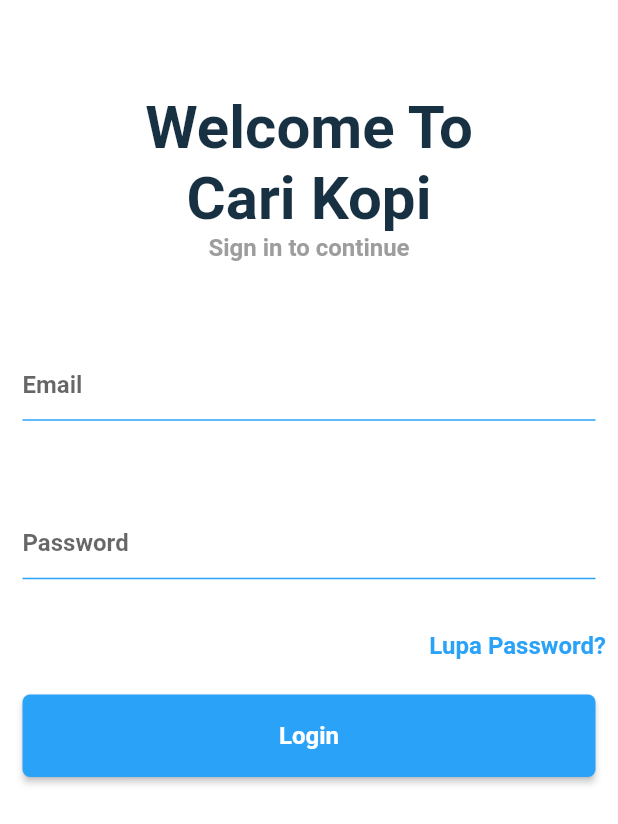
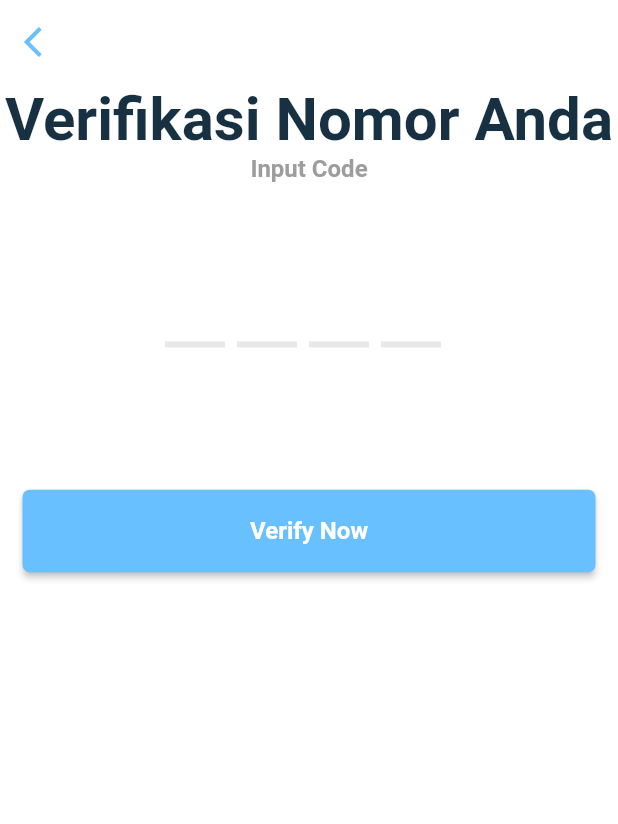
Before and after one commit to Abrarzhila/cari_kopi, a Flutter app: the LoginView screen opened directly, after a tap on "Login", on a phone screen of 412 x 824 dp. Shown: the top 824 px of the screen. Run offline on Flutter 3.47's test engine with Material 2 defaults, Android fonts, the light colour scheme and no system bars; drawn by our look-alikes of flutter_otp_text_field.

Commit message:
first commit

```diff
--- a/lib/common/color_extenstion.dart
+++ b/lib/common/color_extenstion.dart
@@ -1,7 +1,7 @@
 import 'package:flutter/material.dart';
 
 class TColor {
-  static Color get primary => Color.fromARGB(255, 42, 162, 248);
+  static Color get primary => Color.fromARGB(255, 104, 192, 255);
   static Color get primaryText => const Color(0xffffffff);
 
   static Color get secondary => const Color(0xff173143);
--- a/lib/common_widget/line_textfield.dart
+++ b/lib/common_widget/line_textfield.dart
@@ -5,8 +5,9 @@ class LineTextField extends StatelessWidget {
   final TextEditingController controller;
   final String hitText;
    final bool obscureText;
+   final TextInputType? keyboardType;
   const LineTextField(
-      {super.key, required this.hitText, required this.controller, this.obscureText = false});
+      {super.key, required this.hitText, required this.controller, this.obscureText = false, this.keyboardType});
 
   @override
   Widget build(BuildContext context) {
@@ -14,6 +15,7 @@ class LineTextField extends StatelessWidget {
       padding: const EdgeInsets.symmetric(horizontal: 15),
       child: TextField(
         controller: controller,
+        keyboardType: keyboardType,
         obscureText: obscureText,
         style: const TextStyle(fontSize: 16, fontWeight: FontWeight.w700),
         decoration: InputDecoration(
--- a/lib/view/login/login_view.dart
+++ b/lib/view/login/login_view.dart
@@ -1,7 +1,11 @@
+import 'package:cari_kopi_1/common/extenstion.dart';
 import 'package:cari_kopi_1/common_widget/line_textfield.dart';
 import 'package:cari_kopi_1/common_widget/round_button.dart';
+import 'package:cari_kopi_1/view/login/signup_view.dart';
 import 'package:flutter/material.dart';
 import 'package:cari_kopi_1/common/color_extenstion.dart';
+import 'package:cari_kopi_1/view/login/forgot_password_view.dart';
+import 'package:cari_kopi_1/view/login/otp_view.dart';
 
 class LoginView extends StatefulWidget {
   const LoginView({super.key});
@@ -51,6 +55,7 @@ class _LoginViewState extends State<LoginView> {
                 LineTextField(
                   controller: txtEmail,
                   hitText: "Email",
+                  keyboardType: TextInputType.emailAddress,
                 ),
                 SizedBox(
                   height: media.width * 0.14,
@@ -67,7 +72,14 @@ class _LoginViewState extends State<LoginView> {
                   mainAxisAlignment: MainAxisAlignment.end,
                   children: [
                     TextButton(
-                      onPressed: () {},
+                      onPressed: () async {
+                        await Navigator.push(
+                            context,
+                            MaterialPageRoute(
+                                builder: (context) =>
+                                    const ForgetPasswordView()));
+                        endEditing();
+                      },
                       child: Text(
                         "Lupa Password?",
                         textAlign: TextAlign.center,
@@ -84,9 +96,51 @@ class _LoginViewState extends State<LoginView> {
                 ),
                 RoundButton(
                   title: "Login",
-                  onPressed: () {},
+                  onPressed: () async {
+                    await Navigator.push(
+                        context,
+                        MaterialPageRoute(
+                            builder: (context) => const Otp_View()));
+                    endEditing();
+                  },
                   type: RoundButtonType.primary,
-                )
+                ),
+                SizedBox(
+                  height: media.width * 0.05,
+                ),
+                Row(
+                  mainAxisAlignment: MainAxisAlignment.center,
+                  children: [
+                    Text(
+                      "Belum Punya Akun?",
+                      textAlign: TextAlign.center,
+                      style: TextStyle(
+                          color: TColor.gray,
+                          fontSize: 16,
+                          fontWeight: FontWeight.w700),
+                    ),
+                    const SizedBox(
+                      width: 3.5,
+                    ),
+                    TextButton(
+                      onPressed: () async {
+                        await Navigator.push(
+                            context,
+                            MaterialPageRoute(
+                                builder: (context) => const SignUpView()));
+                        endEditing();
+                      },
+                      child: Text(
+                        "SingUp?",
+                        textAlign: TextAlign.center,
+                        style: TextStyle(
+                            color: TColor.primary,
+                            fontSize: 16,
+                            fontWeight: FontWeight.w700),
+                      ),
+                    ),
+                  ],
+                ),
               ],
             ),
           ),
--- /dev/null
+++ b/lib/view/login/otp_view.dart
@@ -0,0 +1,93 @@
+import 'package:cari_kopi_1/common_widget/line_textfield.dart';
+import 'package:cari_kopi_1/common_widget/round_button.dart';
+import 'package:cari_kopi_1/view/login/signup_view.dart';
+import 'package:flutter/material.dart';
+import 'package:cari_kopi_1/common/color_extenstion.dart';
+import 'package:cari_kopi_1/view/login/forgot_password_view.dart';
+import 'package:flutter_otp_text_field/flutter_otp_text_field.dart';
+
+class Otp_View extends StatefulWidget {
+  const Otp_View({super.key});
+
+  @override
+  State<Otp_View> createState() => _Otp_ViewState();
+}
+
+class _Otp_ViewState extends State<Otp_View> {
+  TextEditingController txtOTP = TextEditingController();
+
+  @override
+  Widget build(BuildContext context) {
+    var media = MediaQuery.of(context).size;
+    return Scaffold(
+      backgroundColor: Colors.white,
+      body: SingleChildScrollView(
+        child: SafeArea(
+          child: SizedBox(
+            width: media.width,
+            child: Column(
+              mainAxisAlignment: MainAxisAlignment.start,
+              children: [
+                AppBar(
+                  backgroundColor: Colors.transparent,
+                  elevation: 0,
+                  leading: IconButton(
+                    onPressed: () {
+                      Navigator.pop(context);
+                    },
+                    icon: Icon(
+                      Icons.arrow_back_ios,
+                      color: TColor.primary,
+                    ),
+                  ),
+                ),
+                Text(
+                  "Verifikasi Nomor Anda",
+                  textAlign: TextAlign.center,
+                  style: TextStyle(
+                      color: TColor.text,
+                      fontSize: 40,
+                      fontWeight: FontWeight.w700),
+                ),
+                Text(
+                  "Input Code",
+                  textAlign: TextAlign.center,
+                  style: TextStyle(
+                      color: TColor.gray,
+                      fontSize: 16,
+                      fontWeight: FontWeight.w700),
+                ),
+                SizedBox(
+                  height: media.width * 0.14,
+                ),
+                OtpTextField(
+                  numberOfFields: 4,
+                  borderColor: TColor.gray,
+                  focusedBorderColor: TColor.primary,
+                  textStyle: const TextStyle(
+                      fontSize: 24, fontWeight: FontWeight.w700),
+                  showFieldAsBox: false,
+                  borderWidth: 4.0,
+                  //runs when a code is typed in
+                  onCodeChanged: (String code) {
+                    //handle validation or checks here if necessary
+                  },
+                  //runs when every textfield is filled
+                  onSubmit: (String verificationCode) {},
+                ),
+                SizedBox(
+                  height: media.width * 0.23,
+                ),
+                RoundButton(
+                  title: "Verify Now",
+                  onPressed: () {},
+                  type: RoundButtonType.primary,
+                ),
+              ],
+            ),
+          ),
+        ),
+      ),
+    );
+  }
+}
```
Also changed, not shown: lib/common/extenstion.dart (added, +7 -0 lines), lib/view/login/forgot_password_view.dart (added, +83 -0 lines), lib/view/login/signup_view.dart (added, +108 -0 lines).
